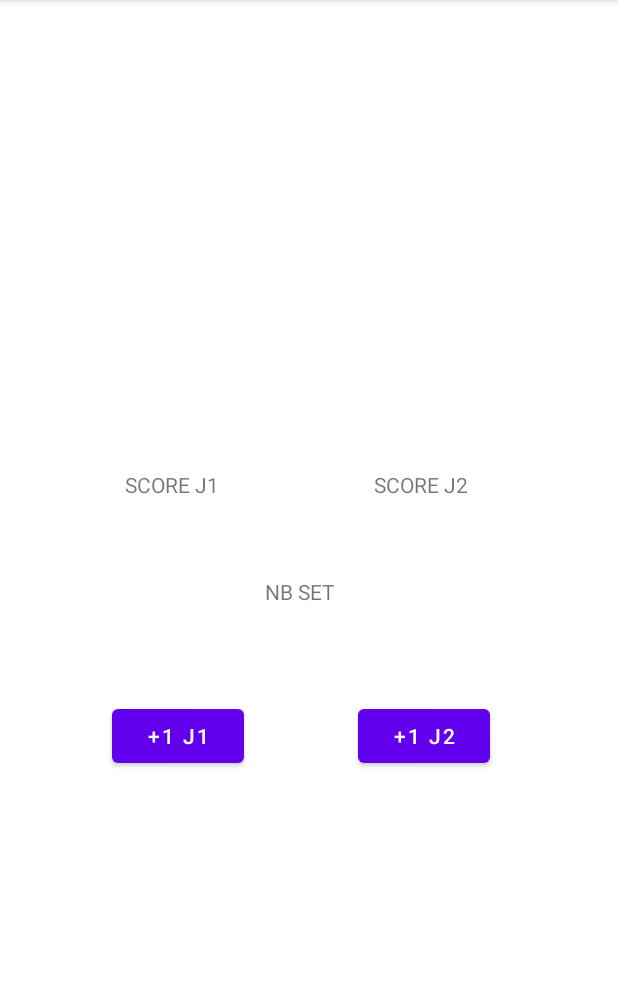
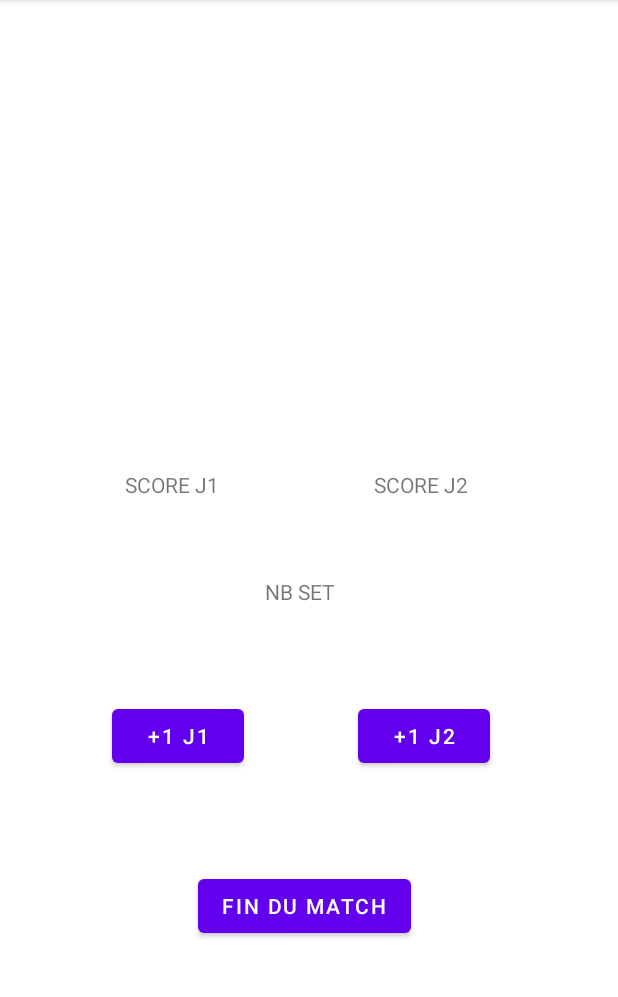
Before and after one commit to RomainRegache/TPnote, an Android app: the ThirdActivity screen opened directly, with no data from a screen before it, on a phone screen of 412 x 824 dp, the part 84-1081 px from its top. Run offline under Robolectric (Android 15) with nearby library versions, the phone set to English and light mode, and no system bars.

```diff
--- a/app/src/main/res/layout/activity_third.xml
+++ b/app/src/main/res/layout/activity_third.xml
@@ -75,4 +75,18 @@
         app:layout_constraintEnd_toEndOf="parent"
         app:layout_constraintStart_toStartOf="parent"
         app:layout_constraintTop_toTopOf="parent" />
+
+    <Button
+        android:id="@+id/buttonNotif"
+        android:layout_width="wrap_content"
+        android:layout_height="wrap_content"
+        android:layout_marginStart="155dp"
+        android:layout_marginTop="561dp"
+        android:layout_marginEnd="162dp"
+        android:layout_marginBottom="122dp"
+        android:text="FIN DU MATCH"
+        app:layout_constraintBottom_toBottomOf="parent"
+        app:layout_constraintEnd_toEndOf="parent"
+        app:layout_constraintStart_toStartOf="parent"
+        app:layout_constraintTop_toTopOf="parent" />
 </androidx.constraintlayout.widget.ConstraintLayout>
```
Also changed, not shown: app/src/main/java/com/example/tpnote/ThirdActivity.kt (+40 -2 lines).
